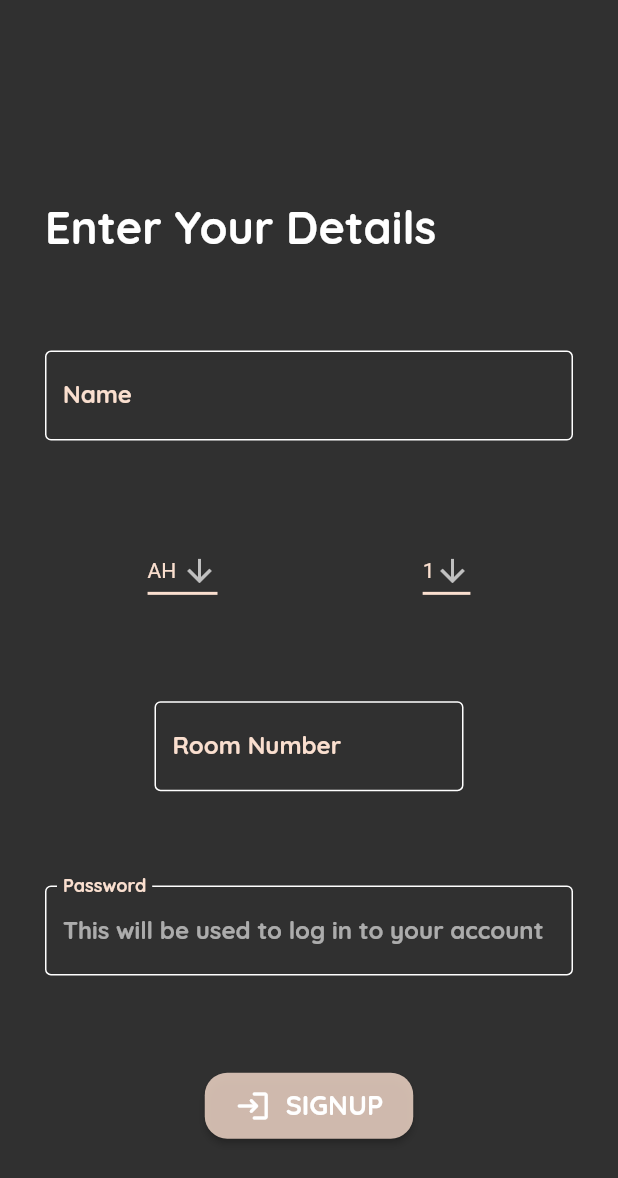
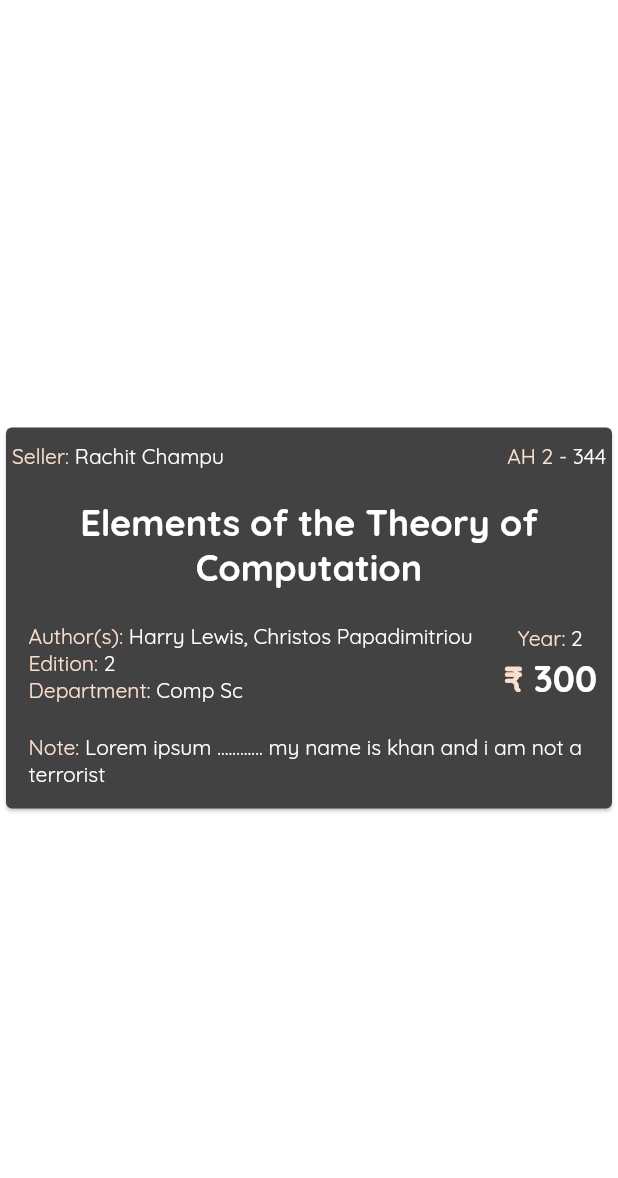
Before and after one commit to Maverick-Wolf/bfg, a Flutter app: the screen it shows after launch, on a phone screen of 412 x 824 dp. Shown: the top 1178 px of the screen. Run offline on Flutter 3.47's test engine with Material 2 defaults, Android fonts, the phone set to English and light mode, and no system bars.

Commit message:
made book card

```diff
--- a/lib/main.dart
+++ b/lib/main.dart
@@ -1,5 +1,6 @@
 import 'package:bfg/delete_this_later.dart';
 import 'package:bfg/providers/login_providers/login_provider.dart';
+import 'package:bfg/screens/list_view/book_card.dart';
 import 'package:bfg/screens/login/enter_details.dart';
 import 'package:bfg/screens/login/login_page.dart';
 import 'package:bfg/screens/login/sign_up.dart';
@@ -22,9 +23,10 @@ void main() {
         ),
         debugShowCheckedModeBanner: false,
         routes: {
+          '/': (context) => const BookCard(),
           '/details': (context) => const LoginPage(),
           '/signUp': (context) => const SignUp(),
-          '/': (context) => const Details(),
+          '/enterDetails': (context) => const Details(),
         },
       ),
     ),
--- /dev/null
+++ b/lib/screens/list_view/book_card.dart
@@ -0,0 +1,227 @@
+import 'package:bfg/theme.dart';
+import 'package:flutter/material.dart';
+
+class BookCard extends StatefulWidget {
+  const BookCard({Key? key}) : super(key: key);
+
+  @override
+  _BookCardState createState() => _BookCardState();
+}
+
+OurTheme _theme = OurTheme();
+
+class _BookCardState extends State<BookCard> {
+  @override
+  Widget build(BuildContext context) {
+    return Column(
+      mainAxisAlignment: MainAxisAlignment.center,
+      children: [
+        BookDetailsCard(),
+      ],
+    );
+  }
+}
+
+class BookDetailsCard extends StatelessWidget {
+  const BookDetailsCard({Key? key}) : super(key: key);
+
+  @override
+  Widget build(BuildContext context) {
+    return Center(
+      child: Card(
+        child: Column(
+          crossAxisAlignment: CrossAxisAlignment.center,
+          mainAxisSize: MainAxisSize.min,
+          children: [
+            SizedBox(height: 10,),
+            Row(
+              children: [
+                SizedBox(width: 4),
+                RichText(
+                  text: TextSpan(
+                      text: "Seller: ",
+                      style: TextStyle(
+                        color: _theme.secondaryColor,
+                        fontFamily: _theme.font,
+                      ),
+                      children: <TextSpan>[
+                        TextSpan(
+                            text: "Rachit Champu",
+                            style: TextStyle(
+                              color: _theme.tertiaryColor,
+                              fontFamily: _theme.font,
+                            )
+                        ),
+                      ]
+                  ),
+                ),
+                Spacer(),
+                RichText(
+                  text: TextSpan(
+                      text: "AH 2 - ",
+                      style: TextStyle(
+                        color: _theme.secondaryColor,
+                        fontFamily: _theme.font,
+                      ),
+                      children: <TextSpan>[
+                        TextSpan(
+                            text: "344",
+                            style: TextStyle(
+                              color: _theme.tertiaryColor,
+                              fontFamily: _theme.font,
+                            )
+                        ),
+                      ]
+                  ),
+                ),
+                SizedBox(width: 4),
+              ],
+            ),
+            SizedBox(height: 20,),
+            Text(
+              "Elements of the Theory of Computation",
+              textAlign: TextAlign.center,
+              style: TextStyle(
+                fontSize: 24.0,
+                fontFamily: _theme.font,
+                fontWeight: FontWeight.bold,
+              ),
+            ),
+            Padding(
+              padding: const EdgeInsets.fromLTRB(15, 22, 10, 20),
+              child: Row(
+                children: [
+                  Column(
+                    crossAxisAlignment: CrossAxisAlignment.start,
+                    children: [
+                      RichText(
+                        text: TextSpan(
+                          text: "Author(s): ",
+                          style: TextStyle(
+                            color: _theme.secondaryColor,
+                            fontFamily: _theme.font,
+                          ),
+                          children: <TextSpan>[
+                            TextSpan(
+                                text: "Harry Lewis, Christos Papadimitriou",
+                                style: TextStyle(
+                                  color: _theme.tertiaryColor,
+                                  fontFamily: _theme.font,
+                                )
+                            ),
+                          ]
+                        ),
+                      ),
+                      RichText(
+                        text: TextSpan(
+                            text: "Edition: ",
+                            style: TextStyle(
+                              color: _theme.secondaryColor,
+                              fontFamily: _theme.font,
+                            ),
+                            children: <TextSpan>[
+                              TextSpan(
+                                  text: "2",
+                                  style: TextStyle(
+                                    color: _theme.tertiaryColor,
+                                    fontFamily: _theme.font,
+                                  )
+                              ),
+                            ]
+                        ),
+                      ),
+                      RichText(
+                        text: TextSpan(
+                            text: "Department: ",
+                            style: TextStyle(
+                              color: _theme.secondaryColor,
+                              fontFamily: _theme.font,
+                            ),
+                            children: <TextSpan>[
+                              TextSpan(
+                                  text: "Comp Sc",
+                                  style: TextStyle(
+                                    color: _theme.tertiaryColor,
+                                    fontFamily: _theme.font,
+                                  )
+                              ),
+                            ]
+                        ),
+                      ),
+                    ],
+                  ),
+                  Spacer(),
+                  Column(
+                    children: [
+                      RichText(
+                        text: TextSpan(
+                            text: "Year: ",
+                            style: TextStyle(
+                              color: _theme.secondaryColor,
+                              fontFamily: _theme.font,
+                            ),
+                            children: <TextSpan>[
+                              TextSpan(
+                                  text: "2",
+                                  style: TextStyle(
+                                    color: _theme.tertiaryColor,
+                                    fontFamily: _theme.font,
+                                  )
+                              ),
+                            ]
+                        ),
+                      ),
+                      SizedBox(height: 3,),
+                      RichText(
+                        text: TextSpan(
+                            text: "₹ ",
+                            style: TextStyle(
+                              color: _theme.secondaryColor,
+                              fontFamily: _theme.font,
+                              fontSize: 24,
+                              fontWeight: FontWeight.bold
+                            ),
+                            children: <TextSpan>[
+                              TextSpan(
+                                  text: "300",
+                                  style: TextStyle(
+                                    color: _theme.tertiaryColor,
+                                    fontFamily: _theme.font,
+                                  )
+                              ),
+                            ]
+                        ),
+                      ),
+                    ],
+                  ),
+                ],
+              ),
+            ),
+            Padding(
+              padding: const EdgeInsets.fromLTRB(15, 0, 10, 7),
+              child: RichText(
+                text: TextSpan(
+                    text: "Note: ",
+                    style: TextStyle(
+                      color: _theme.secondaryColor,
+                      fontFamily: _theme.font,
+                    ),
+                    children: <TextSpan>[
+                      TextSpan(
+                          text: "Lorem ipsum ............ my name is khan and i am not a terrorist",
+                          style: TextStyle(
+                            color: _theme.tertiaryColor,
+                            fontFamily: _theme.font,
+                          )
+                      ),
+                    ]
+                ),
+              ),
+            ),
+            SizedBox(height: 7,),
+          ],
+        ),
+      ),
+    );
+  }
+}
```
Also changed, not shown: lib/providers/book_card_provider.dart (added).
